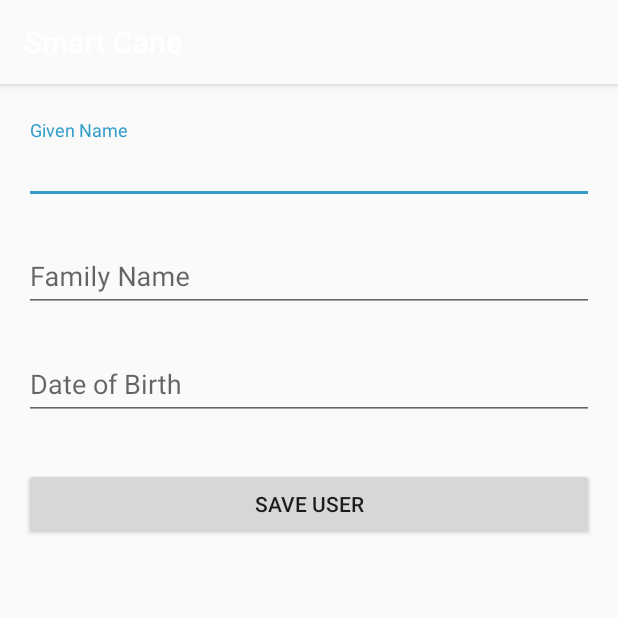
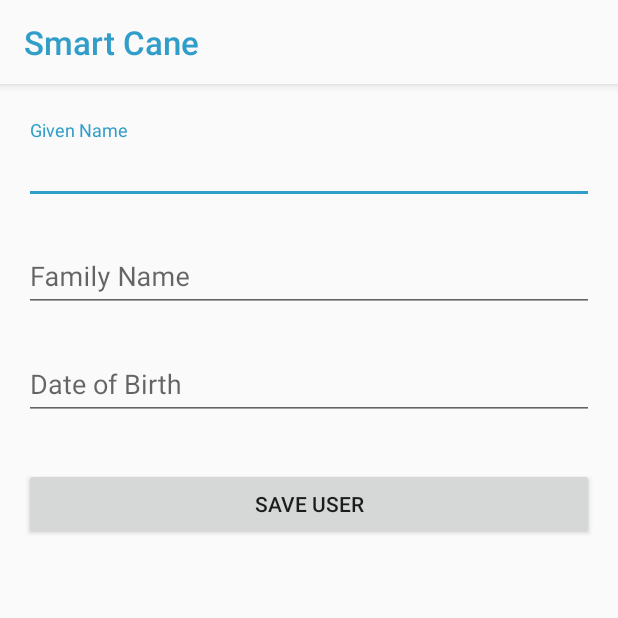
Before and after one commit to riyakarumanchi/Smart-Cane-2, an Android app: the UserProfileActivity screen opened directly, with no data from a screen before it, after a tap on an icon or button, on a phone screen of 412 x 824 dp, the top half of it. Run offline under Robolectric (Android 15) with nearby library versions, the phone set to English and light mode, and no system bars; libraries missing offline, so code that uses them is left out: ca.uhn.fhir.

Commit message:
Fixed styling of ActionBar

```diff
--- a/app/src/main/AndroidManifest.xml
+++ b/app/src/main/AndroidManifest.xml
@@ -43,7 +43,7 @@
             android:stopWithTask="true"/>
 
         <activity android:name=".Activities.DeviceListActivity" />
-        <activity android:name=".Activities.EditProfileActivity"></activity>
+        <activity android:name=".Activities.EditProfileActivity" />
     </application>
 
 </manifest>
--- a/app/src/main/res/values/styles.xml
+++ b/app/src/main/res/values/styles.xml
@@ -2,10 +2,21 @@
 
     <!-- Base application theme. -->
     <style name="AppTheme" parent="Theme.AppCompat.Light.DarkActionBar">
-        <!-- Customize your theme here. -->
         <item name="colorPrimary">@color/colorPrimary</item>
         <item name="colorPrimaryDark">@color/colorPrimaryDark</item>
         <item name="colorAccent">@color/colorAccent</item>
+        <item name="actionBarStyle">@style/AppTheme.ActionBar</item>
+    </style>
+
+    <style name="AppTheme.ActionBar" parent="Widget.AppCompat.Light.ActionBar">
+        <item name="android:titleTextStyle">@style/AppTheme.ActionBar.TitleText</item>
+        <item name="titleTextStyle">@style/AppTheme.ActionBar.TitleText</item>
+        <item name="background">@color/colorPrimary</item>
+    </style>
+
+    <style name="AppTheme.ActionBar.TitleText" parent="TextAppearance.AppCompat.Widget.ActionBar.Title">
+        <item name="android:textColor">@color/headerAccent</item>
+        <item name="android:textSize">22sp</item>
     </style>
 
     <style name="AppTheme.NoActionBar">
```
